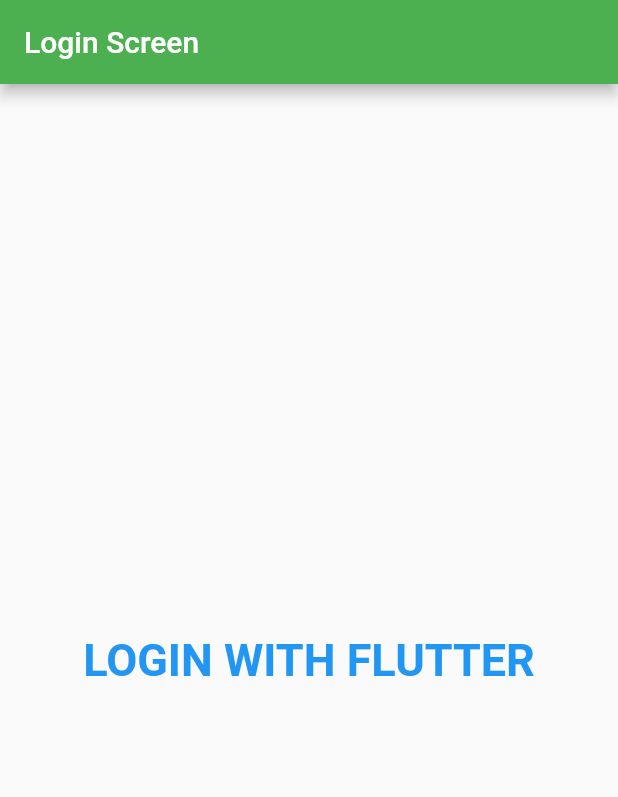
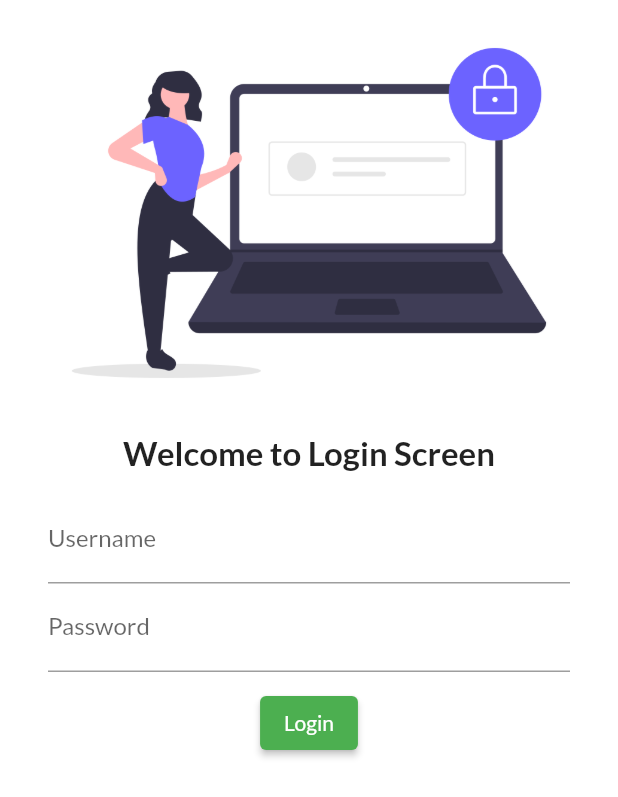
Before and after one commit to wajid2014pk/flutter_application_1, a Flutter app: the screen it shows after launch, on a phone screen of 412 x 824 dp. Shown: the top 797 px of the screen. Run offline on Flutter 3.47's test engine with Material 2 defaults, Android fonts, the phone set to English and light mode, and no system bars; our stand-ins replace google_fonts.

Commit message:
Day 4 completed

```diff
--- a/lib/loginScreen.dart
+++ b/lib/loginScreen.dart
@@ -3,16 +3,51 @@ import 'package:flutter/material.dart';
 class LoginScreen extends StatelessWidget {
   @override
   Widget build(BuildContext context) {
-    return Scaffold(
-      appBar: AppBar(title: Text("Login Screen")),
-      body: Center(
-        child: Text(
-          "LOGIN WITH FLUTTER",
-          style: TextStyle(
-              fontSize: 30, color: Colors.blue, fontWeight: FontWeight.bold),
-        ),
-      ),
-      //drawer: Drawer(backgroundColor: Colors.yellowAccent),
-    );
+    return Material(
+        color: Colors.white,
+        child: Column(
+          children: [
+            Image.asset(
+              'assets/images/login_image.png',
+              fit: BoxFit.cover,
+            ),
+            SizedBox(
+              height: 5.0,
+            ),
+            Text("Welcome to Login Screen",
+                style: TextStyle(fontSize: 22, fontWeight: FontWeight.bold)),
+            SizedBox(
+              height: 5.0,
+            ),
+            Padding(
+              padding:
+                  const EdgeInsets.symmetric(vertical: 10.0, horizontal: 32.0),
+              child: Column(
+                children: [
+                  TextFormField(
+                    decoration: InputDecoration(
+                        hintText: "Enter your username ",
+                        labelText: "Username"),
+                  ),
+                  TextFormField(
+                    obscureText: true,
+                    decoration: InputDecoration(
+                        hintText: "Enter your Password ",
+                        labelText: "Password"),
+                  ),
+                  SizedBox(
+                    height: 10.0,
+                  ),
+                  ElevatedButton(
+                    onPressed: () {
+                      print("HI wajid");
+                    },
+                    child: Text("Login"),
+                  )
+                ],
+              ),
+            )
+          ],
+        ));
   }
 }
--- a/lib/main.dart
+++ b/lib/main.dart
@@ -1,14 +1,13 @@
 import 'package:flutter/material.dart';
+import 'package:google_fonts/google_fonts.dart';
 import 'package:flutter_application_1/home_page.dart';
 import 'package:flutter_application_1/loginScreen.dart';
 
 void main() {
-  runApp(const MyApp());
+  runApp(MyApp());
 }
 
 class MyApp extends StatelessWidget {
-  const MyApp({Key? key}) : super(key: key);
-
   // This widget is the root of your application.
   @override
   Widget build(BuildContext context) {
@@ -16,7 +15,9 @@ class MyApp extends StatelessWidget {
       title: "Flutter App",
       //home: HomePage(),
       themeMode: ThemeMode.light,
-      theme: ThemeData(primarySwatch: Colors.green),
+      theme: ThemeData(
+          primarySwatch: Colors.green,
+          fontFamily: GoogleFonts.lato().fontFamily),
       darkTheme: ThemeData(
           brightness: Brightness.light, primarySwatch: Colors.deepPurple),
       routes: {
```
Also changed, not shown: pubspec.yaml (+3 -9 lines), assets/images/login_image.png (added), pubspec.lock, 2 other files.
